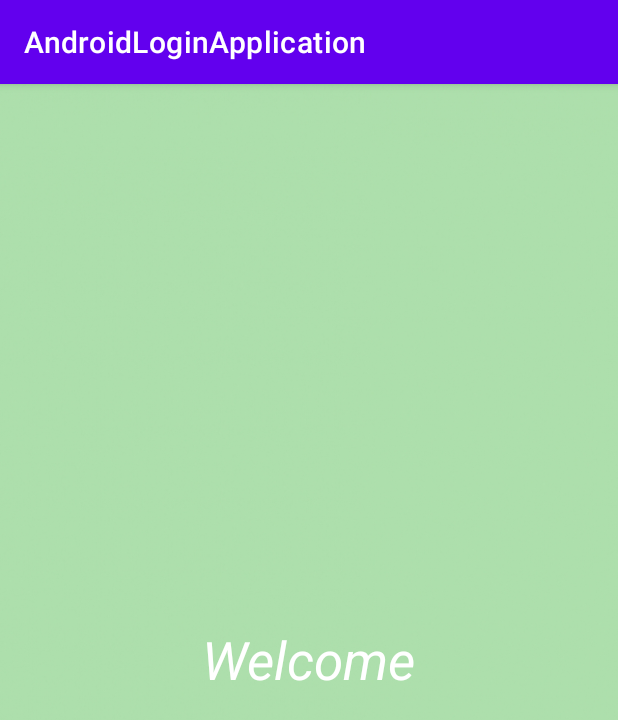
After one commit to KNatsuhara/Gather-Android-App, an Android app: the MainPage screen opened directly, with no data from a screen before it, on a phone screen of 412 x 824 dp. The commit adds this screen. Shown: the top 720 px of the screen. Run offline under Robolectric (Android 15) with nearby library versions, the phone set to English and light mode, and no system bars.

Commit message:
Added in second activity called "main page" after someone logs in successfully

```diff
--- a/app/src/main/AndroidManifest.xml
+++ b/app/src/main/AndroidManifest.xml
@@ -14,6 +14,9 @@
         android:theme="@style/Theme.AndroidLoginApplication"
         tools:targetApi="31">
         <activity
+            android:name=".MainPage"
+            android:exported="false" />
+        <activity
             android:name=".MainActivity"
             android:exported="true">
             <intent-filter>
--- /dev/null
+++ b/app/src/main/java/com/example/androidloginapplication/MainPage.java
@@ -0,0 +1,14 @@
+package com.example.androidloginapplication;
+
+import androidx.appcompat.app.AppCompatActivity;
+
+import android.os.Bundle;
+
+public class MainPage extends AppCompatActivity {
+
+    @Override
+    protected void onCreate(Bundle savedInstanceState) {
+        super.onCreate(savedInstanceState);
+        setContentView(R.layout.activity_main_page);
+    }
+}
--- /dev/null
+++ b/app/src/main/res/layout/activity_main_page.xml
@@ -0,0 +1,21 @@
+<?xml version="1.0" encoding="utf-8"?>
+<RelativeLayout xmlns:android="http://schemas.android.com/apk/res/android"
+    xmlns:app="http://schemas.android.com/apk/res-auto"
+    xmlns:tools="http://schemas.android.com/tools"
+    android:layout_width="match_parent"
+    android:layout_height="match_parent"
+    tools:context=".MainPage"
+    android:background="@drawable/greenbackground">
+
+    <TextView
+        android:layout_width="wrap_content"
+        android:layout_height="wrap_content"
+        android:text="Welcome"
+        android:layout_centerHorizontal="true"
+        android:layout_centerVertical="true"
+        android:textSize="35dp"
+        android:textColor="@color/white"
+        android:textStyle="italic"/>
+
+
+</RelativeLayout>
```
Also changed, not shown: app/src/main/java/com/example/androidloginapplication/MainActivity.java (+9 -0 lines), app/src/main/res/layout/activity_main.xml (+7 -4 lines), app/src/main/res/drawable/greenbackground.jpg (added), app/src/main/res/drawable/palegreenbackground.jpg (added).
